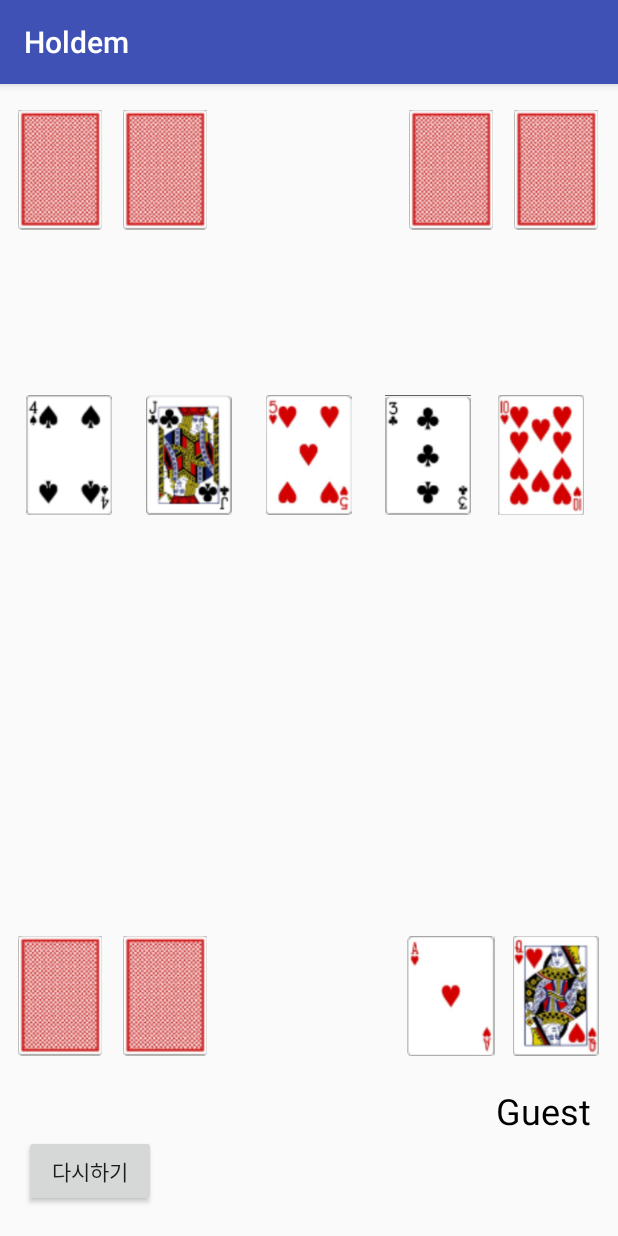
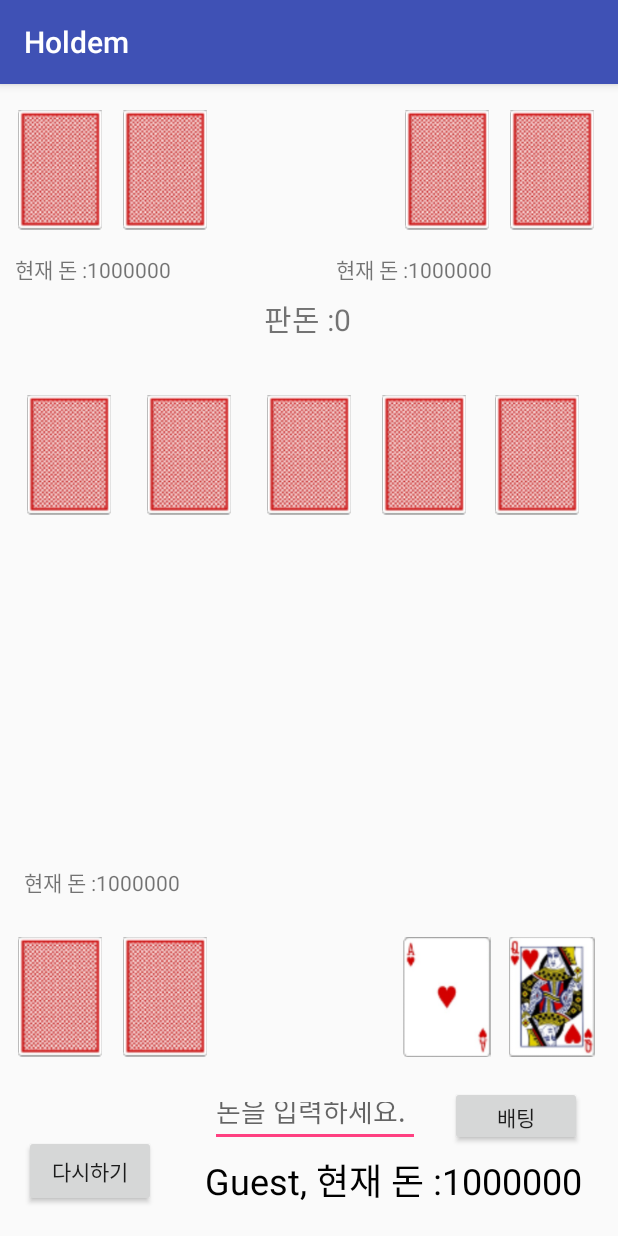
Before and after one commit to swhdgjss/Android, an Android app: the screen it shows after launch (Play4), after a tap on "시작", on a phone screen of 412 x 824 dp. Run offline under Robolectric (Android 15) with nearby library versions, the phone set to English and light mode, and no system bars.

Commit message:
06/20 베팅 작업 끝 다시하기 수정

```diff
--- a/app/src/main/java/com/example/l/holdem/MainActivity.java
+++ b/app/src/main/java/com/example/l/holdem/MainActivity.java
@@ -36,17 +36,17 @@ public class MainActivity extends AppCompatActivity {
                 switch (radioGroup.getCheckedRadioButtonId()) {
                     case R.id.radioButton:
                         Intent intent = new Intent(MainActivity.this, Play4.class);
-                        intent.putExtra("name", name);
+                        intent.putExtra("state", name);
                         startActivity(intent);
                         break;
                     case R.id.radioButton2:
                         Intent intent2 = new Intent(MainActivity.this, Play5.class);
-                        intent2.putExtra("name", name);
+                        intent2.putExtra("state", name);
                         startActivity(intent2);
                         break;
                     case R.id.radioButton3:
                         Intent intent3 = new Intent(MainActivity.this, Play6.class);
-                        intent3.putExtra("name", name);
+                        intent3.putExtra("state", name);
                         startActivity(intent3);
                         break;
                 }
--- a/app/src/main/java/com/example/l/holdem/Play4.java
+++ b/app/src/main/java/com/example/l/holdem/Play4.java
@@ -3,14 +3,13 @@ package com.example.l.holdem;
 import android.content.DialogInterface;
 import android.content.Intent;
 import android.os.Build;
-import android.os.SystemClock;
 import android.support.annotation.RequiresApi;
 import android.support.v7.app.AlertDialog;
 import android.support.v7.app.AppCompatActivity;
 import android.os.Bundle;
-import android.util.Log;
 import android.view.View;
 import android.widget.Button;
+import android.widget.EditText;
 import android.widget.ImageView;
 import android.widget.TextView;
 import android.widget.Toast;
@@ -21,19 +20,31 @@ public class Play4 extends AppCompatActivity {
 
     ImageView card1, card2, card3, card4, card5, card6, card7, card8,
             board1, board2, board3, board4, board5;
-    TextView textView;
-    Button button;
+    TextView state, money, money1, money2, money3;
+    EditText editText;
+    Button button, button2;
     AlertDialog.Builder dialog;
+    Deck deck;
+    Rule rule;
+    Player[] player;
+    double[] score;
+    String[] hand;
+    int flag = 0;
 
     @RequiresApi(api = Build.VERSION_CODES.N)
     @Override
-    protected void onCreate(Bundle savedInstanceState) {
+    protected void onCreate(final Bundle savedInstanceState) {
         super.onCreate(savedInstanceState);
         setContentView(R.layout.activity_play4);
 
         Intent intent = getIntent();
         dialog = new AlertDialog.Builder(Play4.this);
-        textView = (TextView) findViewById(R.id.textView4);
+        state = (TextView) findViewById(R.id.textView4);
+        money = (TextView) findViewById(R.id.textView5);
+        money1 = (TextView) findViewById(R.id.money1);
+        money2 = (TextView) findViewById(R.id.money2);
+        money3 = (TextView) findViewById(R.id.money3);
+        editText = (EditText) findViewById(R.id.editText2);
         card1 = (ImageView) findViewById(R.id.card1);
         card2 = (ImageView) findViewById(R.id.card2);
         card3 = (ImageView) findViewById(R.id.card3);
@@ -48,49 +59,42 @@ public class Play4 extends AppCompatActivity {
         board4 = (ImageView) findViewById(R.id.board4);
         board5 = (ImageView) findViewById(R.id.board5);
         button = (Button) findViewById(R.id.button2);
-        Deck deck = new Deck();
-        Rule rule = new Rule(deck);
-        Player[] player = new Player[4];
-        double[] score = new double[4];
-        String[] hand = new String[4];
+        button2 = (Button) findViewById(R.id.bet);
+        deck = new Deck();
+        rule = new Rule(deck);
+        player = new Player[4];
+        score = new double[4];
+        hand = new String[4];
 
-        String name = intent.getStringExtra("name");
+        String name = intent.getStringExtra("state");
         player[0] = new Player(name, deck);
         player[1] = new Player("computer1", deck);
         player[2] = new Player("computer2", deck);
         player[3] = new Player("computer3", deck);
 
-        textView.setText(player[0].name);
-        for(Player tmp: player) {
-            tmp.draw();
-        }
+        game();
 
-        open(player[0].card.get(0), card1);
-        open(player[0].card.get(1), card2);
-
-        rule.flopOpen();
-        open(rule.board.get(0), board1);
-        open(rule.board.get(1), board2);
-        open(rule.board.get(2), board3);
-       rule.turnOpen();
-        open(rule.board.get(3), board4);
-        SystemClock.sleep(1000);
-        rule.riverOpen();
-        open(rule.board.get(4), board5);
-
-        for(int i = 0; i < 4; i++) {
-            player[i].sum(player[i].card, rule.board);
-            score[i] = player[i].determineHands(player[i].hands(player[i].card));
-        }
-        double win = max(max(score[0], score[1]), max(score[2], score[3]));
-
-        for(Player tmp: player) {
-            if(tmp.score == win) {
-                Toast.makeText(this, tmp.name + "'s win!!", Toast.LENGTH_SHORT).show();
+        button2.setOnClickListener(new View.OnClickListener() {
+            @Override
+            public void onClick(View v) {
+                switch(flag) {
+                    case 0:
+                        firstTurn();
+                        break;
+                    case 1:
+                        secondTurn();
+                        break;
+                    case 2:
+                        thirdTurn();
+                        break;
+                    case 3:
+                        fourthTurn();
+                        lastTurn();
+                        showDown();
+                        break;
+                }
             }
-            tmp.clear();
-        }
-        rule.clear();
+        });
 
         button.setOnClickListener(new View.OnClickListener() {
             @Override
@@ -100,8 +104,7 @@ public class Play4 extends AppCompatActivity {
                 dialog.setPositiveButton("예", new DialogInterface.OnClickListener() {
                     @Override
                     public void onClick(DialogInterface dialog, int which) {
-                        finish();
-                        startActivity(getIntent());
+                        replay();
                     }
                 });
                 dialog.setNegativeButton("아니오", new DialogInterface.OnClickListener() {
@@ -113,6 +116,21 @@ public class Play4 extends AppCompatActivity {
                 dialog.show();
             }
         });
+    }
+
+    public void game() {
+        state.setText(player[0].name + ", 현재 돈 :" + player[0].money);
+        money1.setText("현재 돈 :" + player[1].money);
+        money2.setText("현재 돈 :" + player[2].money);
+        money3.setText("현재 돈 :" + player[3].money);
+        money.setText("판돈 :" + rule.gameMoney);
+
+        for(Player tmp: player) {
+            tmp.draw();
+        }
+
+        open(player[0].card.get(0), card1);
+        open(player[0].card.get(1), card2);
     }
 
     public void open(Tuple card, ImageView imageView) {
@@ -291,4 +309,108 @@ public class Play4 extends AppCompatActivity {
                 break;
         }
     }
+
+    public void firstTurn() {
+        betting();
+
+        System.out.print(player[0].money);
+        rule.flopOpen();
+        open(rule.board.get(0), board1);
+        open(rule.board.get(1), board2);
+        open(rule.board.get(2), board3);
+        flag++;
+    }
+
+    public void secondTurn() {
+        betting();
+
+        rule.turnOpen();
+        open(rule.board.get(3), board4);
+        flag++;
+    }
+
+    public void thirdTurn() {
+        betting();
+
+        rule.riverOpen();
+        open(rule.board.get(4), board5);
+        flag++;
+    }
+
+    public void fourthTurn() {
+        betting();
+        flag++;
+    }
+
+    public void lastTurn() {
+        for(int i = 0; i < 4; i++) {
+            player[i].sum(player[i].card, rule.board);
+            score[i] = player[i].determineHands(player[i].hands(player[i].card));
+        }
+        double win = max(max(score[0], score[1]), max(score[2], score[3]));
+
+        for(Player tmp: player) {
+            if(tmp.score == win) {
+                Toast.makeText(this, tmp.name + "'s win!!", Toast.LENGTH_SHORT).show();
+                tmp.money += rule.gameMoney;
+                break;
+            }
+        }
+        //rule.clear();
+    }
+
+    public void replay() {
+        for(Player tmp: player) {
+            tmp.clear();
+        }
+        rule.clear();
+        flag = 0;
+
+        board1.setImageResource(R.drawable.back);
+        board2.setImageResource(R.drawable.back);
+        board3.setImageResource(R.drawable.back);
+        board4.setImageResource(R.drawable.back);
+        board5.setImageResource(R.drawable.back);
+
+        card1.setImageResource(R.drawable.back);
+        card2.setImageResource(R.drawable.back);
+        card3.setImageResource(R.drawable.back);
+        card4.setImageResource(R.drawable.back);
+        card5.setImageResource(R.drawable.back);
+        card6.setImageResource(R.drawable.back);
+        card7.setImageResource(R.drawable.back);
+        card8.setImageResource(R.drawable.back);
+        money.setText("판돈 :" + rule.gameMoney);
+
+        game();
+    }
+
+    public void showDown() {
+        open(player[1].card.get(0), card3);
+        open(player[1].card.get(1), card4);
+        open(player[2].card.get(0), card5);
+        open(player[2].card.get(1), card6);
+        open(player[3].card.get(0), card7);
+        open(player[3].card.get(1), card8);
+    }
+
+    public void betting() {
+        System.out.println(editText.getText().toString());
+        if(editText.getText().toString().equals("")) {
+            for(Player tmp: player) {
+                tmp.bet(0);
+            }
+            rule.doBet(0);
+        } else {
+            for(Player tmp: player) {
+                tmp.bet(Integer.parseInt(editText.getText().toString()));
+            }
+            rule.doBet(4 * Integer.parseInt(editText.getText().toString()));
+        }
+        state.setText(player[0].name + ", 현재 돈 :" + player[0].money);
+        money1.setText("현재 돈 :" + player[1].money);
+        money2.setText("현재 돈 :" + player[2].money);
+        money3.setText("현재 돈 :" + player[3].money);
+        money.setText("판돈 :" + rule.gameMoney);
+    }
 }
--- a/app/src/main/java/com/example/l/holdem/Player.java
+++ b/app/src/main/java/com/example/l/holdem/Player.java
@@ -9,6 +9,7 @@ import java.util.ArrayList;
 public class Player extends Rule{
     public String name;
     public ArrayList<Tuple> card;
+    public int money = 1000000;
     public double score;
     public Deck deck;
     Num num = new Num();
@@ -28,6 +29,10 @@ public class Player extends Rule{
         tmp = this.deal(this.deck);
         card.add(tmp);
         this.print(this.card);
+    }
+
+    public void bet(int tmp) {
+        this.money -= tmp;
     }
 
     public void clear() {
--- a/app/src/main/java/com/example/l/holdem/Rule.java
+++ b/app/src/main/java/com/example/l/holdem/Rule.java
@@ -13,6 +13,7 @@ public class Rule{
     public ArrayList<Tuple> board = new ArrayList<Tuple>(6);
     public Random random = new Random();
     public Deck deck;
+    public int gameMoney = 0;
 
     public Rule(Deck deck) {
         this.deck = deck;
@@ -71,6 +72,10 @@ public class Rule{
         this.print(this.board);
     }
 
+    public void doBet(int tmp) {
+        gameMoney += tmp;
+    }
+
     public void print(ArrayList<Tuple> board) {
         for(Tuple tmp : board) {
             System.out.print(tmp.getX() + ", " + tmp.getY() + " | ");
@@ -81,6 +86,7 @@ public class Rule{
     public void clear() {
         board.clear();
         deck.clear();
+        gameMoney = 0;
     }
 
     public String[] hands(ArrayList<Tuple> card) {
--- a/app/src/main/res/layout/activity_play4.xml
+++ b/app/src/main/res/layout/activity_play4.xml
@@ -11,12 +11,12 @@
         android:layout_width="60dp"
         android:layout_height="80dp"
         app:srcCompat="@drawable/back"
-        android:layout_marginBottom="20dp"
-        android:layout_above="@+id/textView4"
+        android:layout_marginBottom="52dp"
+        android:layout_marginRight="14dp"
+        android:layout_marginEnd="14dp"
+        android:layout_above="@+id/button2"
         android:layout_alignParentRight="true"
-        android:layout_alignParentEnd="true"
-        android:layout_marginRight="11dp"
-        android:layout_marginEnd="11dp" />
+        android:layout_alignParentEnd="true" />
 
     <ImageView
         android:id="@+id/card3"
@@ -73,23 +73,22 @@
         android:id="@+id/textView4"
         android:layout_width="wrap_content"
         android:layout_height="wrap_content"
-        android:layout_marginBottom="67dp"
         android:text="name"
         android:textAllCaps="false"
         android:textColor="@android:color/background_dark"
         android:textSize="24sp"
-        android:layout_alignParentBottom="true"
-        android:layout_toRightOf="@+id/board4"
-        android:layout_toEndOf="@+id/board4" />
+        android:layout_alignBottom="@+id/button2"
+        android:layout_alignRight="@+id/board5"
+        android:layout_alignEnd="@+id/board5" />
 
     <ImageView
         android:id="@+id/card7"
         android:layout_width="60dp"
         android:layout_height="80dp"
+        app:srcCompat="@drawable/back"
+        android:layout_alignTop="@+id/card6"
         android:layout_alignLeft="@+id/card1"
-        android:layout_alignStart="@+id/card1"
-        android:layout_alignTop="@+id/card6"
-        app:srcCompat="@drawable/back" />
+        android:layout_alignStart="@+id/card1" />
 
     <ImageView
         android:id="@+id/card8"
@@ -161,4 +160,63 @@
         android:layout_marginBottom="19dp"
         android:text="다시하기" />
 
+    <EditText
+        android:id="@+id/editText2"
+        android:layout_width="140dp"
+        android:layout_height="40dp"
+        android:layout_below="@+id/card4"
+        android:layout_marginTop="20dp"
+        android:layout_toEndOf="@+id/card4"
+        android:layout_toRightOf="@+id/card4"
+        android:ems="10"
+        android:hint="돈을 입력하세요."
+        android:inputType="number" />
+
+    <Button
+        android:id="@+id/bet"
+        android:layout_width="wrap_content"
+        android:layout_height="40dp"
+        android:layout_alignBaseline="@+id/editText2"
+        android:layout_alignBottom="@+id/editText2"
+        android:layout_alignEnd="@+id/textView4"
+        android:layout_alignRight="@+id/textView4"
+        android:text="배팅" />
+
+    <TextView
+        android:id="@+id/textView5"
+        android:layout_width="wrap_content"
+        android:layout_height="wrap_content"
+        android:layout_below="@+id/card7"
+        android:layout_marginTop="44dp"
+        android:layout_toEndOf="@+id/board2"
+        android:layout_toRightOf="@+id/board2"
+        android:text="판돈 : "
+        android:textSize="20sp" />
+
+    <TextView
+        android:id="@+id/money1"
+        android:layout_width="wrap_content"
+        android:layout_height="wrap_content"
+        android:layout_above="@+id/card3"
+        android:layout_alignLeft="@+id/board1"
+        android:layout_alignStart="@+id/board1"
+        android:layout_marginBottom="26dp" />
+
+    <TextView
+        android:id="@+id/money2"
+        android:layout_width="wrap_content"
+        android:layout_height="wrap_content"
+        android:layout_alignLeft="@+id/card5"
+        android:layout_alignStart="@+id/card5"
+        android:layout_below="@+id/card5"
+        android:layout_marginTop="15dp" />
+
+    <TextView
+        android:id="@+id/money3"
+        android:layout_width="wrap_content"
+        android:layout_height="wrap_content"
+        android:layout_alignBottom="@+id/money2"
+        android:layout_alignEnd="@+id/card7"
+        android:layout_alignRight="@+id/card7" />
+
 </RelativeLayout>
```
